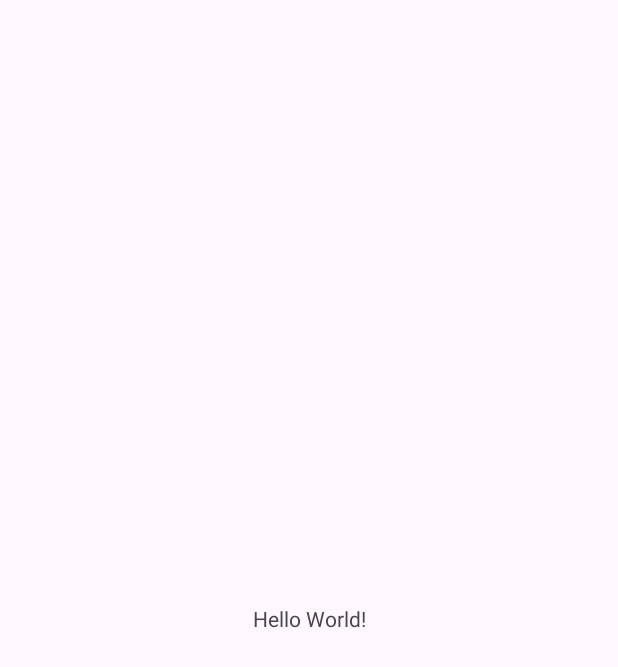
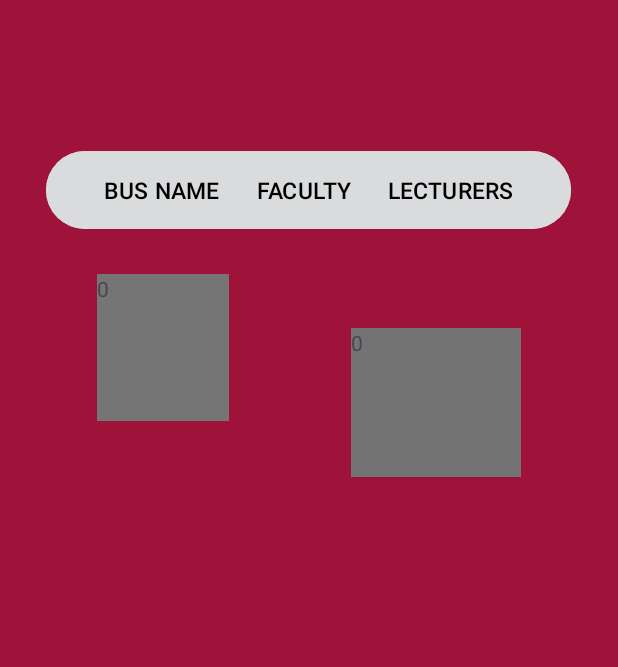
Before and after one commit to FluffyDango/kasbus, an Android app: the screen it shows after launch (MainActivity), on a phone screen of 412 x 824 dp. Before the commit the part shown is almost empty. Shown: the top 667 px of the screen. Run offline under Robolectric (Android 15) with nearby library versions, the phone set to English and light mode, and no system bars.

Commit message:
Kipras and Renaldas: some design added and tried to use API

```diff
--- a/app/src/main/AndroidManifest.xml
+++ b/app/src/main/AndroidManifest.xml
@@ -23,4 +23,5 @@
         </activity>
     </application>
 
+    <uses-permission android:name="android.permission.INTERNET" />
 </manifest>
--- a/app/src/main/java/com/kasbus/kasbusapp/MainActivity.java
+++ b/app/src/main/java/com/kasbus/kasbusapp/MainActivity.java
@@ -2,13 +2,64 @@ package com.kasbus.kasbusapp;
 
 import androidx.appcompat.app.AppCompatActivity;
 
+import android.os.AsyncTask;
 import android.os.Bundle;
+import android.util.Log;
+
+import java.io.BufferedReader;
+import java.io.IOException;
+import java.io.InputStream;
+import java.io.InputStreamReader;
+import java.net.HttpURLConnection;
+import java.net.MalformedURLException;
+import java.net.URL;
 
 public class MainActivity extends AppCompatActivity {
+
+    private static final String API_URL = "http://api.kasbus.lt/ratings/lgVf470llCAsb22TJA0f";
 
     @Override
     protected void onCreate(Bundle savedInstanceState) {
         super.onCreate(savedInstanceState);
         setContentView(R.layout.activity_main);
+
+        new FetchData().execute();
+    }
+
+    private class FetchData extends AsyncTask<Void, Void, String> {
+
+        @Override
+        protected String doInBackground(Void... params) {
+            String data = "";
+            try {
+                URL url = new URL(API_URL);
+                HttpURLConnection httpURLConnection = (HttpURLConnection) url.openConnection();
+                InputStream inputStream = httpURLConnection.getInputStream();
+                BufferedReader bufferedReader = new BufferedReader(new InputStreamReader(inputStream));
+                String line = "";
+                while (line != null) {
+                    line = bufferedReader.readLine();
+                    data = data + line;
+                }
+            } catch (MalformedURLException e) {
+                e.printStackTrace();
+                return null;
+            } catch (IOException e) {
+                e.printStackTrace();
+                return null;
+            }
+            return data;
+        }
+
+        @Override
+        protected void onPostExecute(String data) {
+            if (data == null) {
+                Log.e("Error", "Error fetching data");
+            } else {
+                // Here 'data' string contains the whole JSON data fetched from server
+                // Handle this JSON as per your need
+                Log.i("Data", data);
+            }
+        }
     }
 }
--- a/app/src/main/res/layout/activity_main.xml
+++ b/app/src/main/res/layout/activity_main.xml
@@ -4,15 +4,62 @@
     xmlns:tools="http://schemas.android.com/tools"
     android:layout_width="match_parent"
     android:layout_height="match_parent"
+    android:background="#9F1239"
     tools:context=".MainActivity">
 
-    <TextView
-        android:layout_width="wrap_content"
-        android:layout_height="wrap_content"
-        android:text="Hello World!"
+    <Button
+        android:id="@+id/APIbutton"
+        android:layout_width="350dp"
+        android:layout_height="60dp"
+        android:backgroundTint="#d9dbdd"
+        android:textColor="#000000"
+        android:layout_marginStart="147dp"
+        android:layout_marginLeft="147dp"
+        android:layout_marginTop="51dp"
+        android:layout_marginEnd="148dp"
+        android:layout_marginRight="148dp"
+        android:layout_marginBottom="622dp"
+        android:text="BUS NAME      FACULTY      LECTURERS"
+        android:textSize="15sp"
+
         app:layout_constraintBottom_toBottomOf="parent"
         app:layout_constraintEnd_toEndOf="parent"
         app:layout_constraintStart_toStartOf="parent"
         app:layout_constraintTop_toTopOf="parent" />
 
+    <TextView
+        android:id="@+id/something"
+        android:layout_width="88dp"
+        android:layout_height="98dp"
+        android:layout_marginStart="16dp"
+        android:layout_marginLeft="16dp"
+        android:layout_marginTop="174dp"
+        android:layout_marginEnd="16dp"
+        android:layout_marginRight="16dp"
+        android:layout_marginBottom="530dp"
+        android:background="#757575"
+        android:text="0"
+        app:layout_constraintBottom_toBottomOf="parent"
+        app:layout_constraintEnd_toStartOf="@+id/name"
+        app:layout_constraintStart_toStartOf="parent"
+        app:layout_constraintTop_toTopOf="parent"
+        app:layout_constraintVertical_bias="0.408" />
+
+    <TextView
+        android:id="@+id/name"
+        android:layout_width="113dp"
+        android:layout_height="99dp"
+        android:layout_marginStart="16dp"
+        android:layout_marginLeft="16dp"
+        android:layout_marginTop="41dp"
+        android:layout_marginEnd="16dp"
+        android:layout_marginRight="16dp"
+        android:layout_marginBottom="486dp"
+        android:background="#737373"
+        android:text="0"
+        app:layout_constraintBottom_toBottomOf="parent"
+        app:layout_constraintEnd_toEndOf="parent"
+        app:layout_constraintStart_toEndOf="@+id/something"
+        app:layout_constraintTop_toBottomOf="@+id/APIbutton" />
+
 </androidx.constraintlayout.widget.ConstraintLayout>
```
